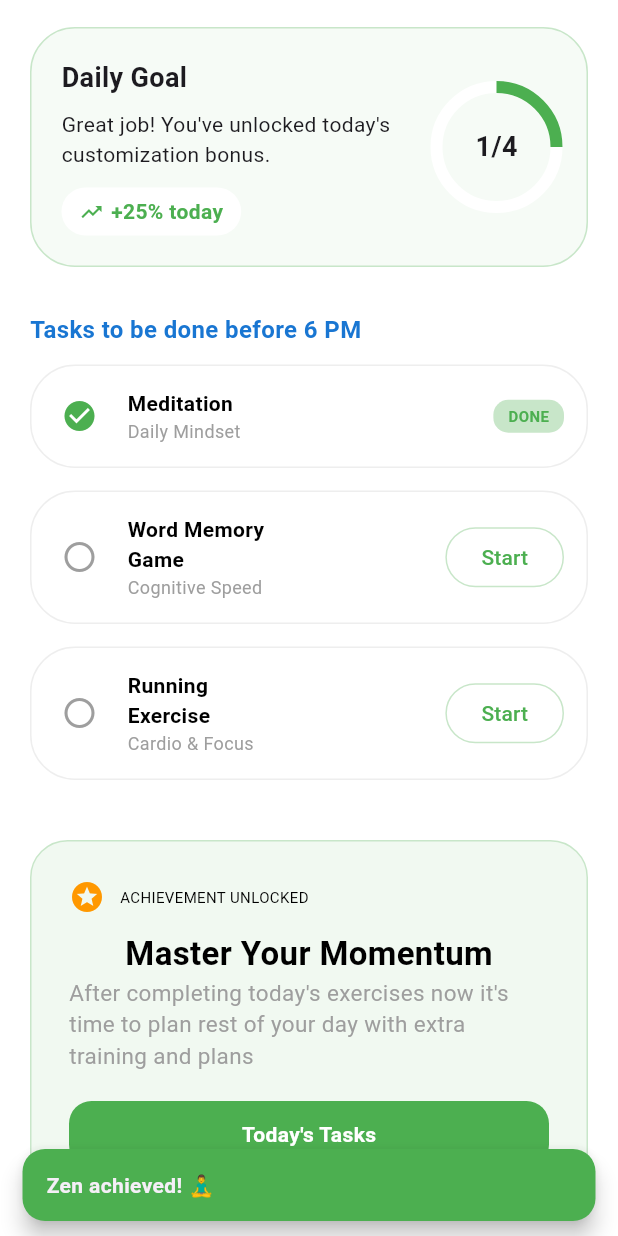
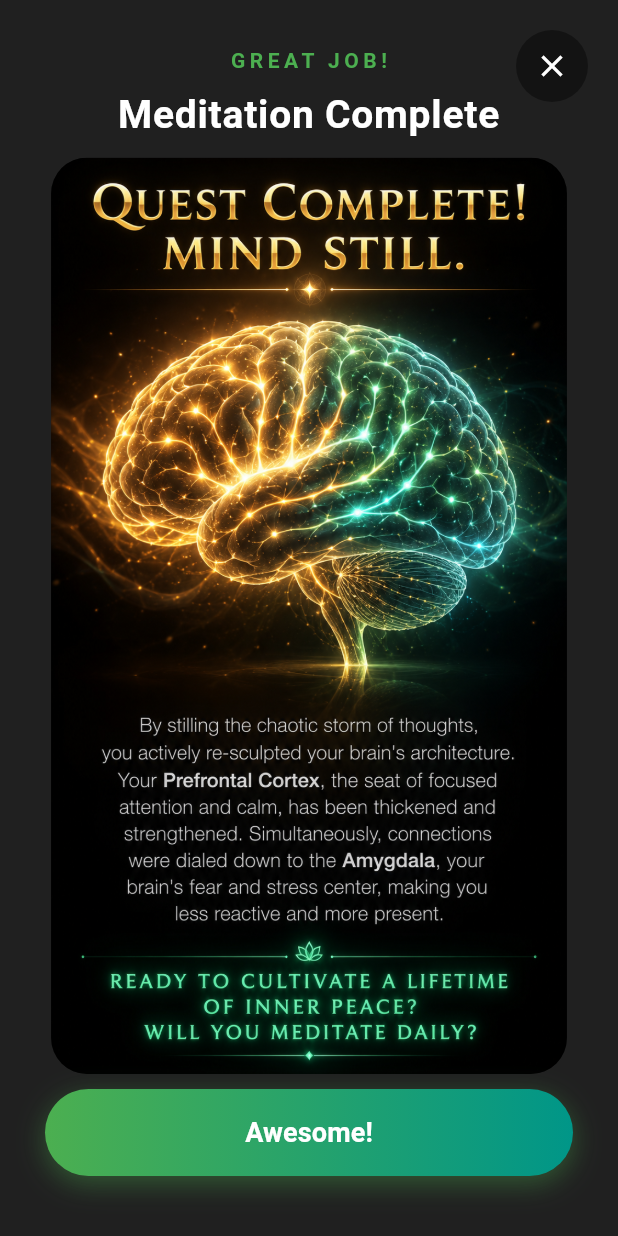
Before and after one commit to Nimradha/mind_focus_app, a Flutter app: the HomeScreen screen opened directly, scrolled down 252 dp, after a tap on the "circle" icon, on a phone screen of 412 x 824 dp. Run offline on Flutter 3.47's test engine with Material 3 defaults, Android fonts, the phone set to English and light mode, and no system bars; our stand-ins replace audioplayers, cloud_firestore, confetti, firebase_auth, firebase_core, google_sign_in and 1 more; missing offline and left inert: alarm, syncfusion_flutter_pdfviewer; accounts and stored records are empty.

Commit message:
Created Mark as Done button dynamic

```diff
--- /dev/null
+++ b/lib/screens/fullscreen_completion_screen.dart
@@ -0,0 +1,226 @@
+import 'package:flutter/material.dart';
+import 'package:confetti/confetti.dart';
+import 'dart:ui';
+import 'dart:math';
+
+class FullScreenCompletionScreen extends StatefulWidget {
+  final String imagePath;
+  final String title;
+
+  const FullScreenCompletionScreen({
+    super.key,
+    required this.imagePath,
+    required this.title,
+  });
+
+  @override
+  State<FullScreenCompletionScreen> createState() => _FullScreenCompletionScreenState();
+}
+
+class _FullScreenCompletionScreenState extends State<FullScreenCompletionScreen> {
+  late ConfettiController _confettiController;
+
+  @override
+  void initState() {
+    super.initState();
+    _confettiController = ConfettiController(duration: const Duration(seconds: 4));
+    _confettiController.play();
+  }
+
+  @override
+  void dispose() {
+    _confettiController.dispose();
+    super.dispose();
+  }
+
+  @override
+  Widget build(BuildContext context) {
+    return Scaffold(
+      backgroundColor: Colors.black.withOpacity(0.4),
+      body: Stack(
+        children: [
+          // Glassmorphic Backdrop Blur
+          Positioned.fill(
+            child: BackdropFilter(
+              filter: ImageFilter.blur(sigmaX: 15, sigmaY: 15),
+              child: Container(
+                color: Colors.black.withOpacity(0.65),
+              ),
+            ),
+          ),
+
+          // Confetti Layer
+          Align(
+            alignment: Alignment.topCenter,
+            child: ConfettiWidget(
+              confettiController: _confettiController,
+              blastDirection: pi / 2, // shoot downwards
+              emissionFrequency: 0.05,
+              numberOfParticles: 20,
+              gravity: 0.15,
+              shouldLoop: false,
+              colors: const [
+                Colors.green,
+                Colors.blue,
+                Colors.yellow,
+                Colors.pink,
+                Colors.purple,
+                Colors.orange,
+              ],
+            ),
+          ),
+
+          // Content Area
+          SafeArea(
+            child: Column(
+              mainAxisAlignment: MainAxisAlignment.spaceBetween,
+              children: [
+                // Top Padding & Title
+                Padding(
+                  padding: const EdgeInsets.only(top: 30.0, left: 20, right: 20),
+                  child: Column(
+                    children: [
+                      const Text(
+                        "GREAT JOB!",
+                        style: TextStyle(
+                          color: Colors.green,
+                          fontSize: 14,
+                          fontWeight: FontWeight.bold,
+                          letterSpacing: 3.0,
+                        ),
+                      ),
+                      const SizedBox(height: 8),
+                      Text(
+                        "${widget.title} Complete",
+                        textAlign: TextAlign.center,
+                        style: const TextStyle(
+                          color: Colors.white,
+                          fontSize: 26,
+                          fontWeight: FontWeight.bold,
+                          letterSpacing: 0.5,
+                        ),
+                      ),
+                    ],
+                  ),
+                ),
+
+                // Center Image with Zoom-in Entry Animation
+                Expanded(
+                  child: Center(
+                    child: Padding(
+                      padding: const EdgeInsets.symmetric(horizontal: 24.0, vertical: 10),
+                      child: TweenAnimationBuilder<double>(
+                        tween: Tween<double>(begin: 0.7, end: 1.0),
+                        duration: const Duration(milliseconds: 600),
+                        curve: Curves.elasticOut,
+                        builder: (context, scale, child) {
+                          return Transform.scale(
+                            scale: scale,
+                            child: child,
+                          );
+                        },
+                        child: ClipRRect(
+                          borderRadius: BorderRadius.circular(24),
+                          child: Container(
+                            decoration: BoxDecoration(
+                              boxShadow: [
+                                BoxShadow(
+                                  color: Colors.black.withOpacity(0.5),
+                                  blurRadius: 20,
+                                  spreadRadius: 5,
+                                ),
+                              ],
+                            ),
+                            child: Image.asset(
+                              widget.imagePath,
+                              fit: BoxFit.contain,
+                              errorBuilder: (context, error, stackTrace) {
+                                return Container(
+                                  width: double.infinity,
+                                  height: 280,
+                                  color: Colors.grey[900],
+                                  child: const Column(
+                                    mainAxisAlignment: MainAxisAlignment.center,
+                                    children: [
+                                      Icon(Icons.image_not_supported, size: 60, color: Colors.grey),
+                                      SizedBox(height: 10),
+                                      Text(
+                                        "Could not load completion image",
+                                        style: TextStyle(color: Colors.grey),
+                                      ),
+                                    ],
+                                  ),
+                                );
+                              },
+                            ),
+                          ),
+                        ),
+                      ),
+                    ),
+                  ),
+                ),
+
+                // Bottom Action Button
+                Padding(
+                  padding: const EdgeInsets.only(bottom: 40.0, left: 30, right: 30),
+                  child: Container(
+                    width: double.infinity,
+                    height: 58,
+                    decoration: BoxDecoration(
+                      borderRadius: BorderRadius.circular(29),
+                      gradient: const LinearGradient(
+                        colors: [Colors.green, Colors.teal],
+                      ),
+                      boxShadow: [
+                        BoxShadow(
+                          color: Colors.green.withOpacity(0.4),
+                          blurRadius: 15,
+                          offset: const Offset(0, 5),
+                        ),
+                      ],
+                    ),
+                    child: ElevatedButton(
+                      style: ElevatedButton.styleFrom(
+                        backgroundColor: Colors.transparent,
+                        shadowColor: Colors.transparent,
+                        shape: RoundedRectangleBorder(
+                          borderRadius: BorderRadius.circular(29),
+                        ),
+                      ),
+                      onPressed: () => Navigator.pop(context),
+                      child: const Text(
+                        "Awesome!",
+                        style: TextStyle(
+                          color: Colors.white,
+                          fontSize: 18,
+                          fontWeight: FontWeight.bold,
+                        ),
+                      ),
+                    ),
+                  ),
+                ),
+              ],
+            ),
+          ),
+
+          // Close button at top right
+          Positioned(
+            top: 20,
+            right: 20,
+            child: SafeArea(
+              child: ClipOval(
+                child: Material(
+                  color: Colors.black.withOpacity(0.4),
+                  child: IconButton(
+                    icon: const Icon(Icons.close, color: Colors.white),
+                    onPressed: () => Navigator.pop(context),
+                  ),
+                ),
+              ),
+            ),
+          ),
+        ],
+      ),
+    );
+  }
+}
--- a/lib/screens/home_screen.dart
+++ b/lib/screens/home_screen.dart
@@ -8,6 +8,8 @@ import 'package:audioplayers/audioplayers.dart' hide Source;
 import 'word_game_screen.dart';
 import 'running_timer_screen.dart';
 import 'imagination_timer_screen.dart';
+import 'fullscreen_completion_screen.dart';
+
 
 class Exercise {
   final String title;
@@ -254,6 +256,31 @@ class _HomeScreenState extends State<HomeScreen> {
     ];
   }
 
+  Future<void> _showCompletionImageIfMatched(BuildContext context, String title) async {
+    String? imagePath;
+    String titleLower = title.toLowerCase();
+
+    if (titleLower.contains("meditation")) {
+      imagePath = "assets/images/task1_complete.png";
+    } else if (titleLower.contains("running")) {
+      imagePath = "assets/images/running_complete.png";
+    } else if (titleLower.contains("word") || titleLower.contains("memory")) {
+      imagePath = "assets/images/wordmem_complete.png";
+    }
+
+    if (imagePath != null) {
+      await Navigator.push(
+        context,
+        MaterialPageRoute(
+          builder: (context) => FullScreenCompletionScreen(
+            imagePath: imagePath!,
+            title: title,
+          ),
+        ),
+      );
+    }
+  }
+
   void _showSuccessPopup(String message) {
     ScaffoldMessenger.of(context).showSnackBar(
       SnackBar(
@@ -387,7 +414,7 @@ class _HomeScreenState extends State<HomeScreen> {
   void _markExerciseAsDone(String title) async {
     // 1. Find the index of the exercise by its title
     final exercises = _getDynamicExercises();
-    int index = exercises.indexWhere((e) => e.title == title);
+    int index = exercises.indexWhere((e) => e.title.toLowerCase().contains(title.toLowerCase()));
 
     // 2. If found and not already done, update the state
     if (index != -1 && !_isDoneList[index]) {
@@ -410,6 +437,7 @@ class _HomeScreenState extends State<HomeScreen> {
       }
 
       // 4. Show the green success bar and check if the whole day is finished
+      await _showCompletionImageIfMatched(context, exercises[index].title);
       _showSuccessPopup(exercises[index].completionMessage);
       _checkCompletion();
     }
@@ -643,6 +671,7 @@ class _HomeScreenState extends State<HomeScreen> {
                 }
               }
                 if (_isDoneList[index]) {
+                  await _showCompletionImageIfMatched(context, exercise.title);
                   _showSuccessPopup(exercise.completionMessage);
                   _checkCompletion();
                 }
@@ -722,6 +751,7 @@ class _HomeScreenState extends State<HomeScreen> {
                   }
                 }
 
+                await _showCompletionImageIfMatched(context, exercise.title);
                 _showSuccessPopup(exercise.completionMessage);
                 _checkCompletion();
               }
```
Also changed, not shown: lib/screens/details.dart (+73 -43 lines), lib/screens/imagination_timer_screen.dart (+14 -2 lines), lib/screens/meditation_timer_screen.dart (+12 -1 lines), lib/screens/running_timer_screen.dart (+12 -1 lines), lib/screens/word_game_screen.dart (+10 -2 lines), assets/images/running_complete.png (added), assets/images/task1_complete.png (added), assets/images/wordmem_complete.png (added).
